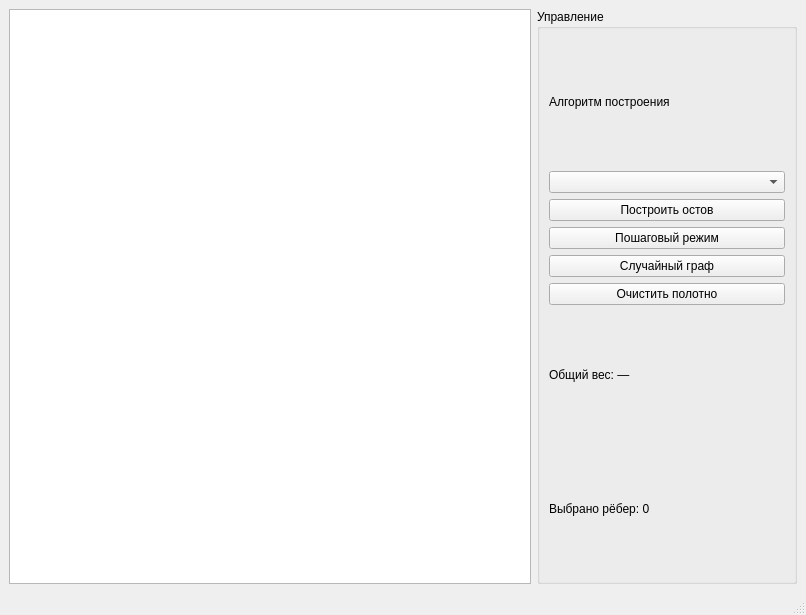
Above: ui/main_window.ui from rektoww/MST_Visualizer before the change. Below: the same form after it.
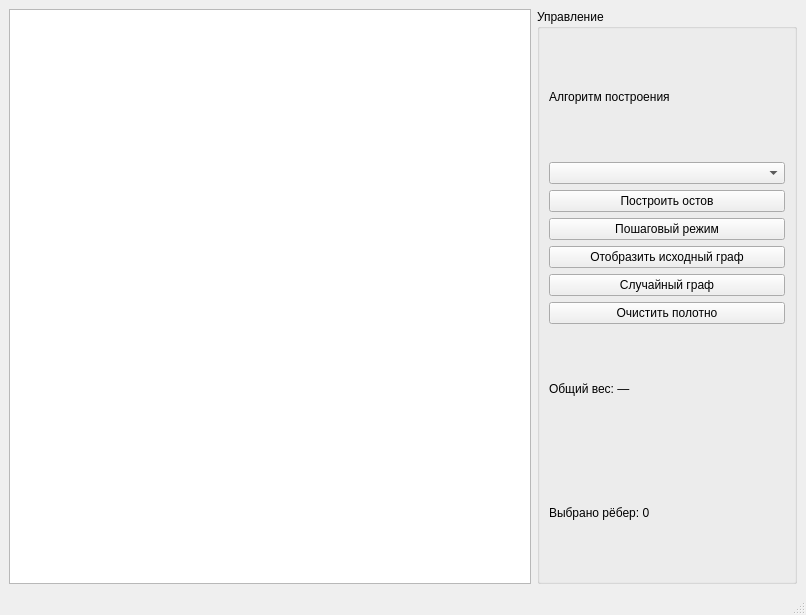
That is the form after the change.

Commit message: feat: добавлена визуализация минимального остова

```diff
--- a/ui/main_window.ui
+++ b/ui/main_window.ui
@@ -77,6 +77,13 @@
            </property>
           </widget>
          </item>
+         <item>
+          <widget class="QPushButton" name="btnShowOriginalGraph">
+           <property name="text">
+            <string>Отобразить исходный граф</string>
+           </property>
+          </widget>
+         </item>
          <item>
           <widget class="QPushButton" name="btnGenerateGraph">
            <property name="text">
```
The commit also changes 2 other files.
